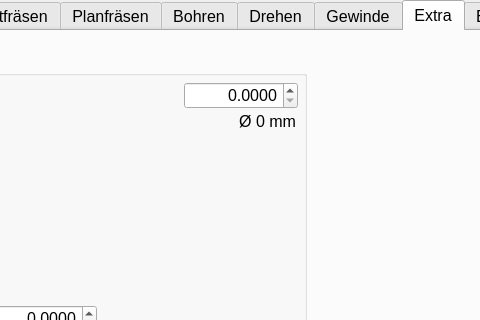
This is mainwindow.ui in EinRainerZufall/SpaeneRechner as Qt 5 draws it before an edit; both pictures show x 216 to 696 and y 0 to 320 of the 1000 by 700 pixel window. The edited form follows.
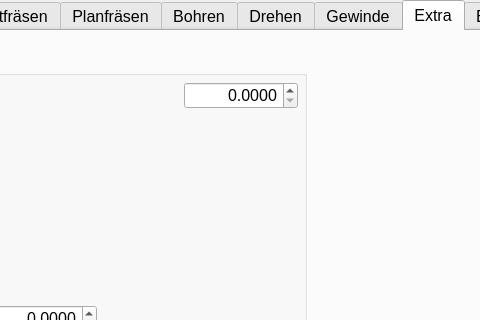
This is the edited form. The open tabs and pages were chosen to show the change. Icons and pictures are not drawn.

```diff
--- a/mainwindow.ui
+++ b/mainwindow.ui
@@ -4838,22 +4838,6 @@
         <double>99999.000000000000000</double>
        </property>
       </widget>
-      <widget class="QLabel" name="TollOut">
-       <property name="geometry">
-        <rect>
-         <x>389</x>
-         <y>60</y>
-         <width>111</width>
-         <height>20</height>
-        </rect>
-       </property>
-       <property name="text">
-        <string>Ø 0 mm</string>
-       </property>
-       <property name="alignment">
-        <set>Qt::AlignRight|Qt::AlignTrailing|Qt::AlignVCenter</set>
-       </property>
-      </widget>
      </widget>
     </widget>
     <widget class="QWidget" name="tab_settings">
```
Left out of the diff: 4 changed lines with no effect on the pictures.
